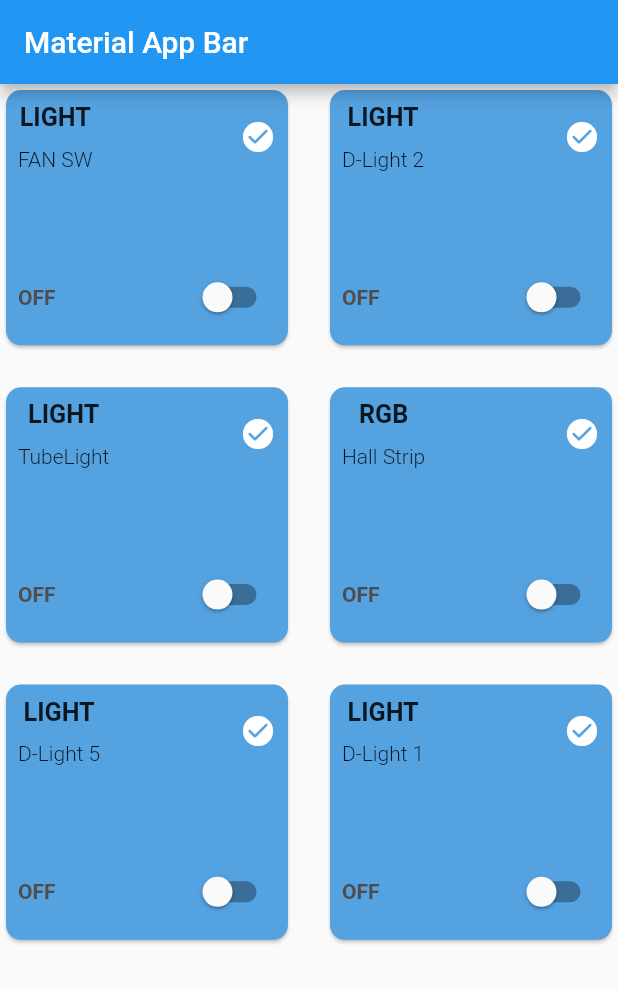
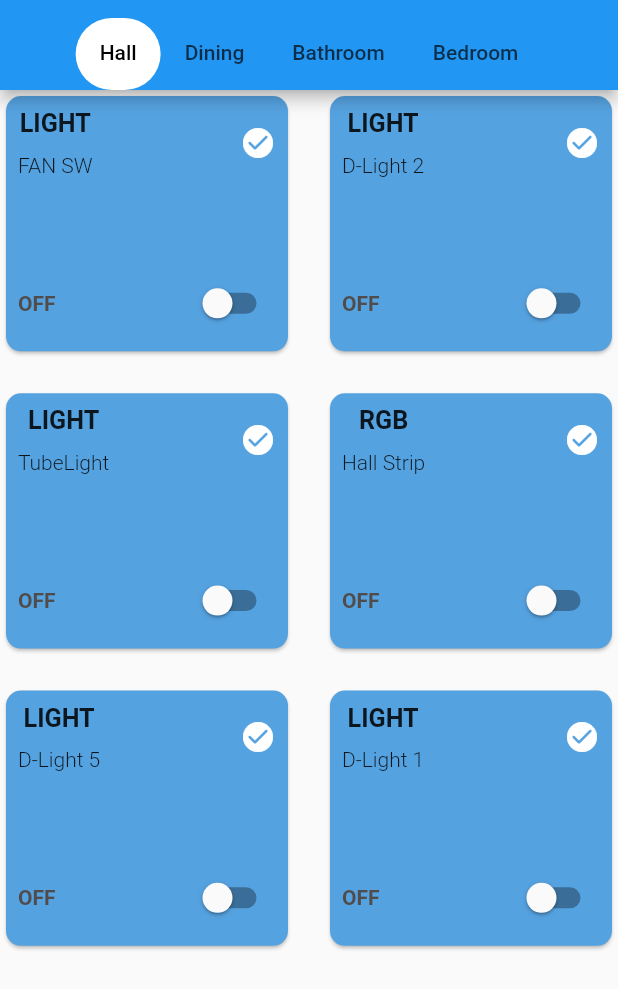
Before and after one commit to agarwalrohit2503/iot_application, a Flutter app: the screen it shows after launch, on a phone screen of 412 x 824 dp. Shown: the top 989 px of the screen. Run offline on Flutter 3.47's test engine with Material 2 defaults, Android fonts, the light colour scheme and no system bars.

Commit message:
changes fonr

```diff
--- a/lib/screens/home_page.dart
+++ b/lib/screens/home_page.dart
@@ -10,11 +10,31 @@ class HomePage extends StatelessWidget {
   Widget build(BuildContext context) {
     final List<ElectricalAppliance> appliances =
         Provider.of<List<ElectricalAppliance>>(context, listen: true);
-    return Scaffold(
-      appBar: AppBar(
-        title: const Text('Material App Bar'),
+    return DefaultTabController(
+      length: 4,
+      child: Scaffold(
+        appBar: PreferredSize(
+          preferredSize: const Size.fromHeight(60),
+          child: AppBar(
+            bottom: TabBar(
+              isScrollable: true,
+              labelColor: Colors.black,
+              indicator: BoxDecoration(
+                borderRadius: BorderRadius.circular(30),
+                color: Colors.white,
+              ),
+              indicatorSize: TabBarIndicatorSize.tab,
+              tabs: const [
+                Tab(text: "Hall"),
+                Tab(text: "Dining"),
+                Tab(text: "Bathroom"),
+                Tab(text: "Bedroom"),
+              ],
+            ),
+          ),
+        ),
+        body: _buildGridView(appliances),
       ),
-      body: _buildGridView(appliances),
     );
   }
 
```
